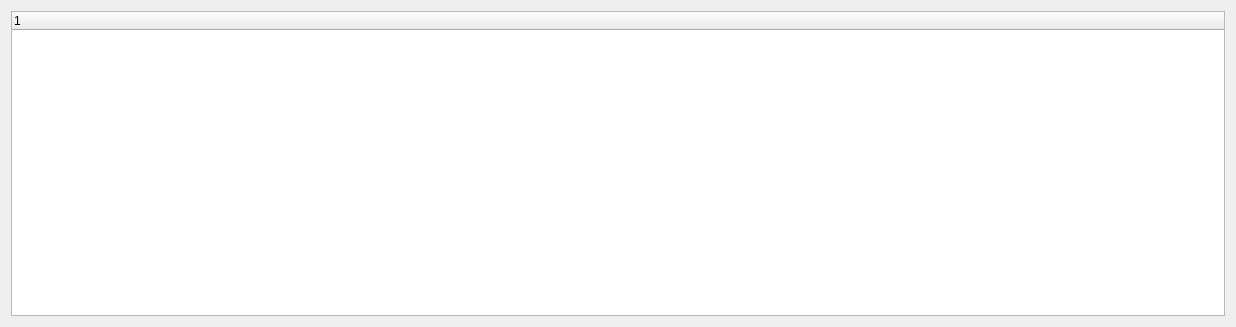
Qt form gui/enduserpackageselectorpage.ui (KDE/kdewin-installer) before a commit.
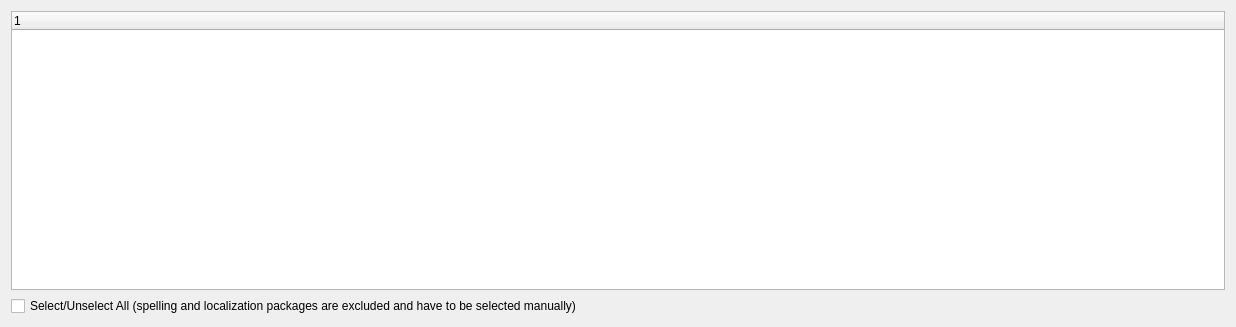
The same form after that commit.

Commit message: added select/unselect all check box in end user mode

Diff of the .ui file:
```diff
--- a/gui/enduserpackageselectorpage.ui
+++ b/gui/enduserpackageselectorpage.ui
@@ -31,6 +31,13 @@
      </column>
     </widget>
    </item>
+   <item row="1" column="0" >
+    <widget class="QCheckBox" name="selectAllCheckBox" >
+     <property name="text" >
+      <string>Select/Unselect All (spelling and localization packages are excluded and have to be selected manually)</string>
+     </property>
+    </widget>
+   </item>
   </layout>
  </widget>
  <resources/>
```
The commit also changes 2 other files.
